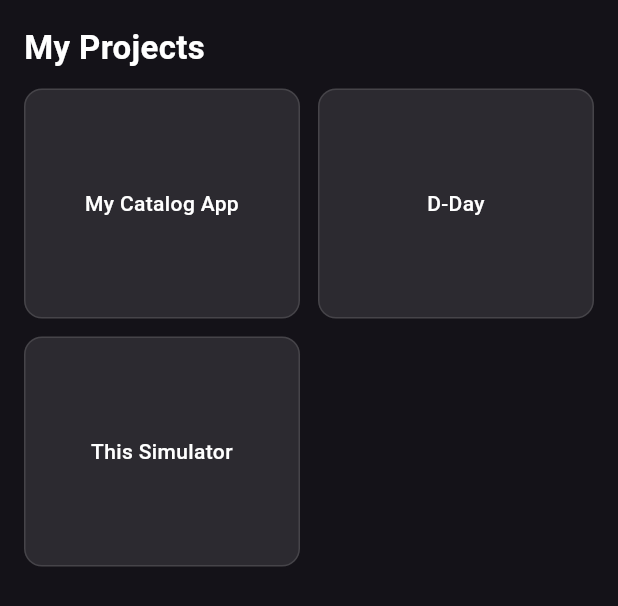
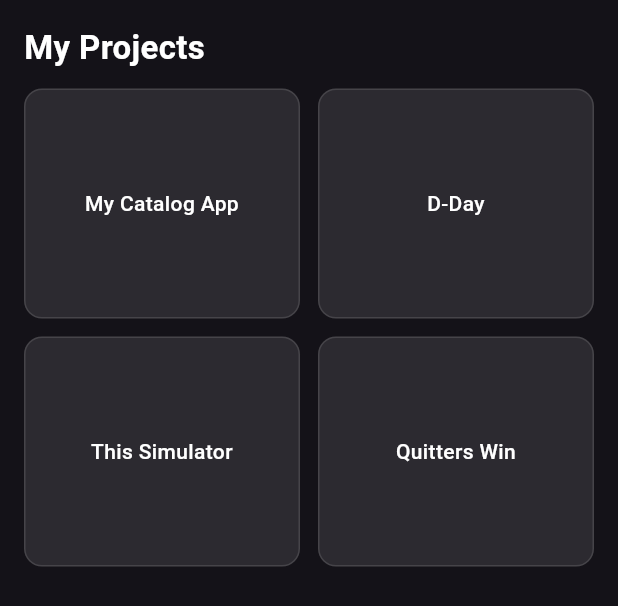
Before and after one commit to tanmay029/Portfolio, a Flutter app: the ProjectsScreen widget shown alone on an empty page, opened directly with empty values, on a phone screen of 412 x 824 dp. Shown: the top 606 px of the screen. Run offline on Flutter 3.47's test engine with Material 3 defaults, Android fonts, the phone set to English and light mode, and no system bars; missing offline and left inert: dart:html, dart:ui_web.

Commit message:
new project added

```diff
--- a/lib/Screens/ProjectDetailsScreen.dart
+++ b/lib/Screens/ProjectDetailsScreen.dart
@@ -222,7 +222,7 @@
                       right: 280,
                       child: IconButton(
                         icon: const Icon(Icons.close,
-                            color: Colors.white, size: 32),
+                            color: Colors.black, size: 32),
                         onPressed: _closeExpanded,
                       ),
                     ),
--- a/lib/Screens/ProjectScreen.dart
+++ b/lib/Screens/ProjectScreen.dart
@@ -55,6 +55,19 @@
         'assets/screenshots/sim_2.png',
         'assets/screenshots/sim_3.png',
         'assets/screenshots/sim_4.png',
+      ],
+    ),
+    Project(
+      title: 'Quitters Win',
+      description: 'A smoke tracking app.',
+      url: 'https://quitters-win.web.app',
+      techStack: ['Flutter', 'Firebase', 'Dart'],
+      githubUrl: 'https://github.com/tanmay029/Quitters_win',
+      screenshots: [
+        'assets/screenshots/qwin_1.png',
+        'assets/screenshots/qwin_2.png',
+        'assets/screenshots/qwin_3.png',
+        'assets/screenshots/qwin_4.png',
       ],
     ),
   ];
--- a/pubspec.yaml
+++ b/pubspec.yaml
@@ -32,6 +32,10 @@
     - assets/screenshots/sim_2.png
     - assets/screenshots/sim_3.png
     - assets/screenshots/sim_4.png
+    - assets/screenshots/qwin_1.png
+    - assets/screenshots/qwin_2.png
+    - assets/screenshots/qwin_3.png
+    - assets/screenshots/qwin_4.png
     - assets/images/frames.jpeg
     - assets/images/frames1.png
     # - assets/Tanmay_Resume.pdf
```
Also changed, not shown: 4 other files.
